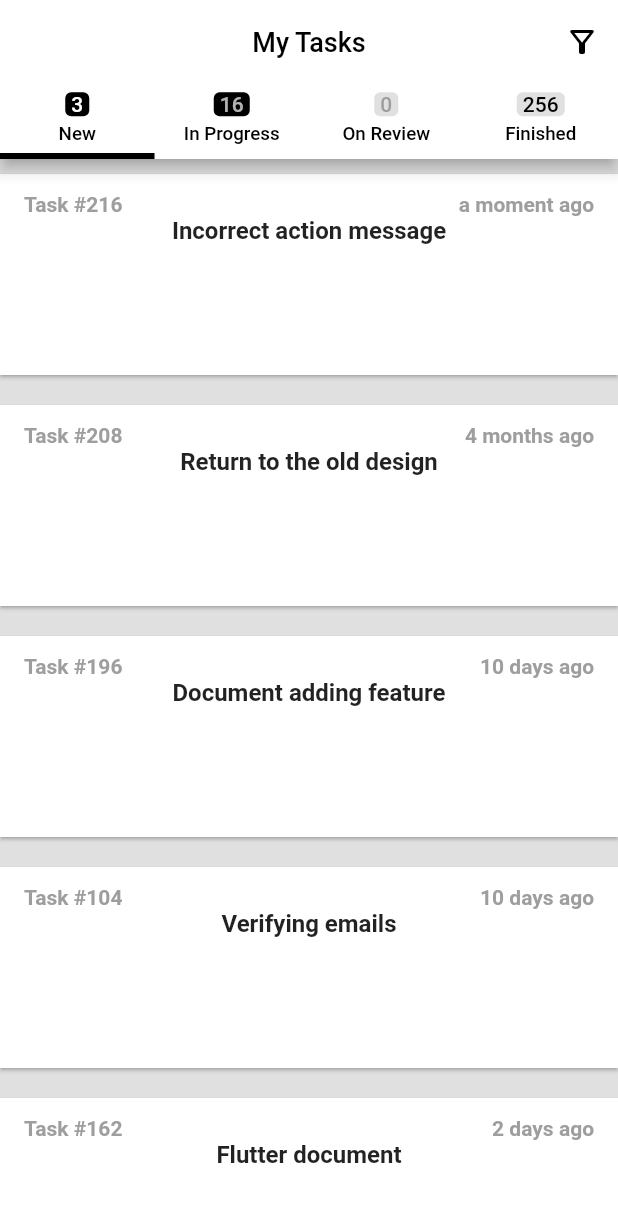
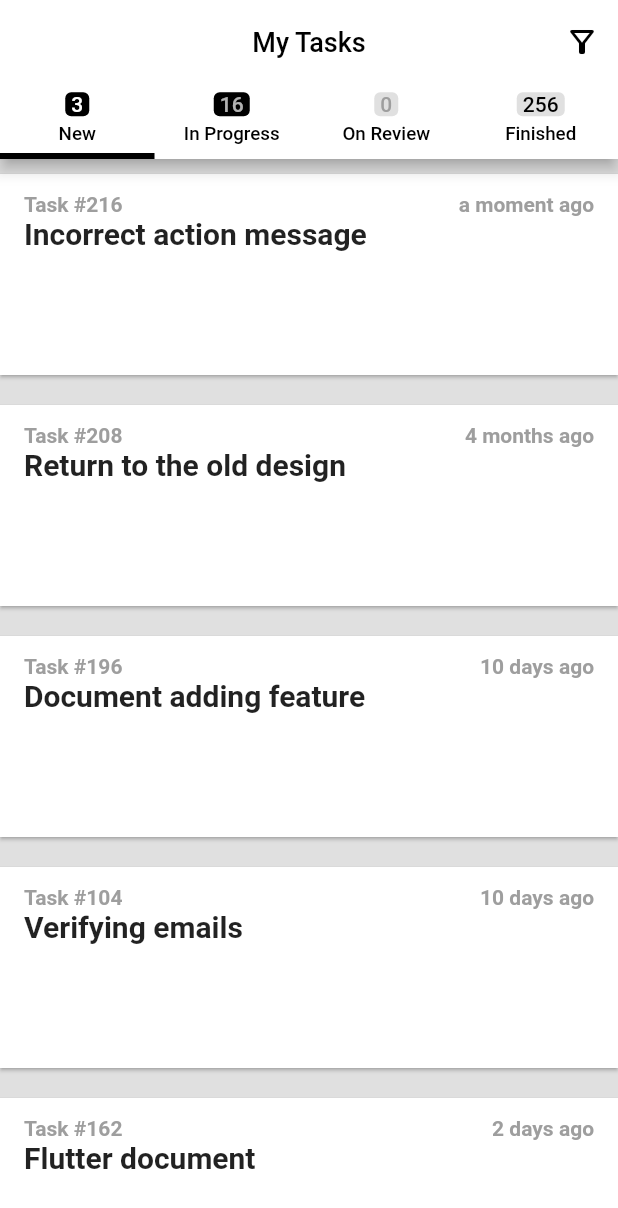
Before and after one commit to JAICHANGPARK/flutter_notebook_13th_story, a Flutter app: the screen it shows after launch, on a phone screen of 412 x 824 dp. Shown: the top 1208 px of the screen. Run offline on Flutter 3.47's test engine with Material 2 defaults, Android fonts, the phone set to English and light mode, and no system bars; our stand-ins replace get, timeago.

Commit message:
Update task_manager_home_page.dart

```diff
--- a/lib/ep813_task_manager_app/ui/task_manager_home_page.dart
+++ b/lib/ep813_task_manager_app/ui/task_manager_home_page.dart
@@ -152,6 +152,7 @@ class _TaskManagerHomePageState extends State<TaskManagerHomePage> with SingleTi
                     decoration: BoxDecoration(color: Colors.white),
                     padding: EdgeInsets.only(left: 16, right: 16, top: 12, bottom: 12),
                     child: Column(
+                      crossAxisAlignment: CrossAxisAlignment.start,
                       children: [
                         Row(
                           children: [
@@ -168,7 +169,7 @@ class _TaskManagerHomePageState extends State<TaskManagerHomePage> with SingleTi
                         ),
                         Text(
                           "${taskItems[index].title}",
-                          style: TextStyle(fontSize: 16, fontWeight: FontWeight.bold,),
+                          style: TextStyle(fontSize: 20, fontWeight: FontWeight.bold,),
                         ),
                       ],
                     ),
```
